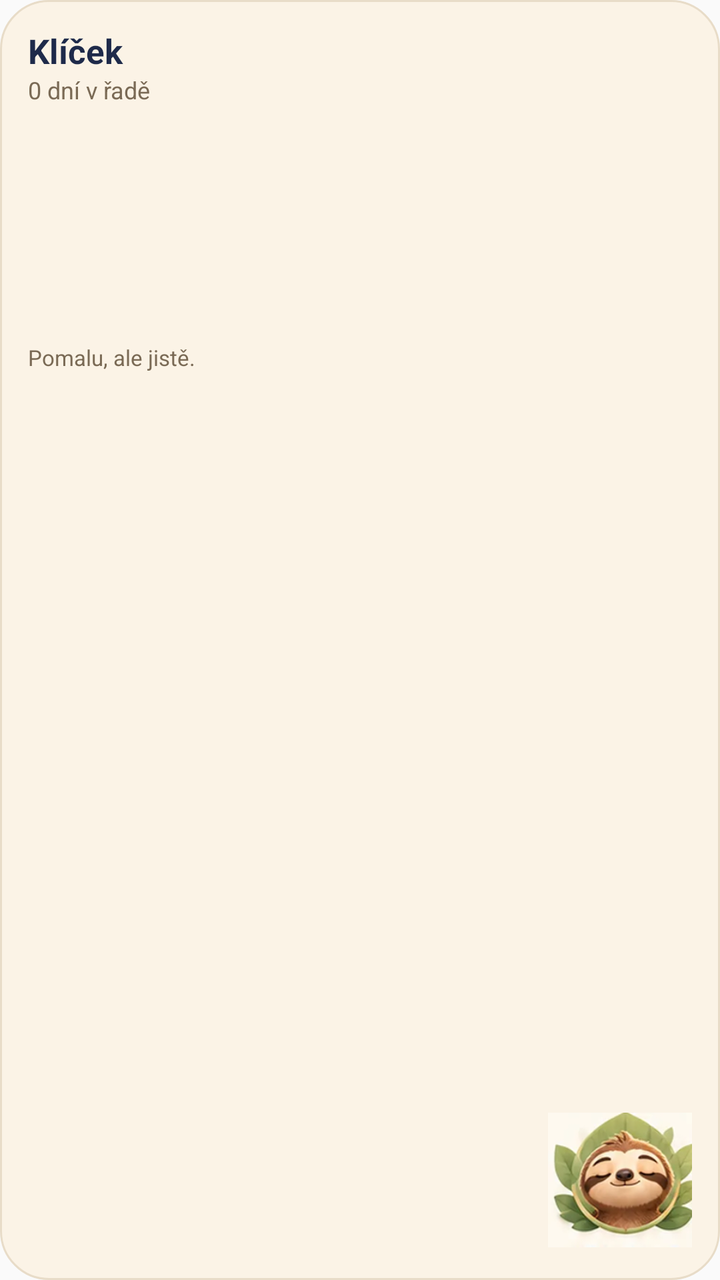
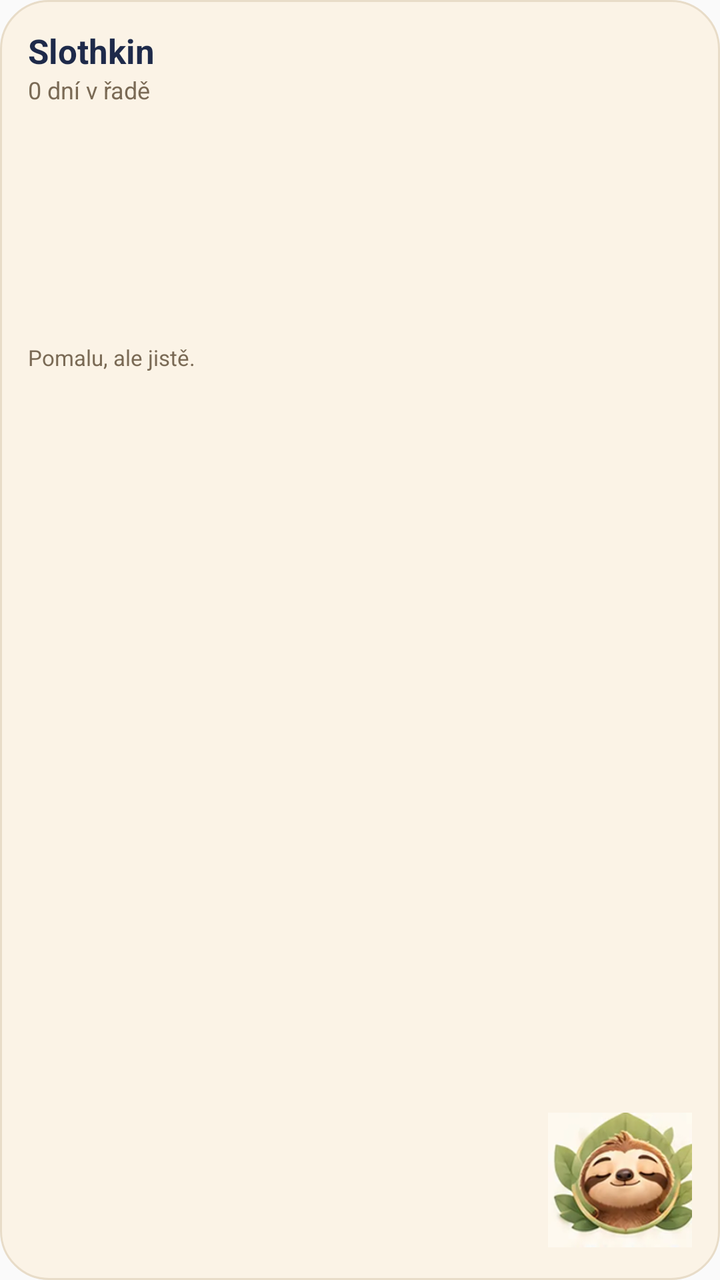

Two renders of the same Android screen: before a commit and after it. Below are the layout's source before the change and the commit's diff.
<!-- AndroidManifest.xml: application theme AppTheme -->
<!-- res/layout/widget_klicek.xml -->
<?xml version="1.0" encoding="utf-8"?>
<LinearLayout xmlns:android="http://schemas.android.com/apk/res/android"
    android:id="@+id/w_root"
    android:layout_width="match_parent"
    android:layout_height="match_parent"
    android:background="@drawable/widget_bg"
    android:orientation="horizontal"
    android:padding="14dp">
    <LinearLayout
        android:layout_width="0dp"
        android:layout_height="match_parent"
        android:layout_weight="1"
        android:orientation="vertical">
        <LinearLayout android:layout_width="match_parent" android:layout_height="wrap_content" android:orientation="horizontal" android:gravity="center_vertical">
            <TextView android:id="@+id/w_title" android:layout_width="0dp" android:layout_weight="1" android:layout_height="wrap_content"
                android:text="Klíček" android:textColor="#1E2A4A" android:textSize="17sp" android:textStyle="bold"/>
            <TextView android:id="@+id/w_progress" android:layout_width="wrap_content" android:layout_height="wrap_content"
                android:text="" android:textColor="#EFA23A" android:textSize="15sp" android:textStyle="bold"/>
        </LinearLayout>
        <TextView android:id="@+id/w_streak" android:layout_width="wrap_content" android:layout_height="wrap_content"
            android:text="0 dní v řadě" android:textColor="#7A6A55" android:textSize="12sp" android:layout_marginBottom="6dp"/>
        <TextView android:id="@+id/w_t1" style="@style/WidgetTask"/>
        <TextView android:id="@+id/w_t2" style="@style/WidgetTask"/>
        <TextView android:id="@+id/w_t3" style="@style/WidgetTask"/>
        <TextView android:id="@+id/w_t4" style="@style/WidgetTask"/>
        <TextView android:id="@+id/w_t5" style="@style/WidgetTask"/>
        <TextView android:id="@+id/w_lead" android:layout_width="match_parent" android:layout_height="wrap_content"
            android:text="Pomalu, ale jistě." android:textColor="#7A6A55" android:textSize="11sp" android:layout_marginTop="4dp" android:maxLines="2" android:ellipsize="end"/>
    </LinearLayout>
    <ImageView android:id="@+id/w_sloth" android:layout_width="72dp" android:layout_height="72dp" android:layout_gravity="bottom"
        android:layout_marginStart="8dp" android:src="@drawable/widget_sloth" android:scaleType="fitCenter" android:contentDescription="Klíček"/>
</LinearLayout>
<!-- resources referenced by this layout -->
<resources>
  <!-- drawable widget_bg (drawable) -->
  <?xml version="1.0" encoding="utf-8"?>
  <shape xmlns:android="http://schemas.android.com/apk/res/android" android:shape="rectangle">
      <solid android:color="#FBF3E6"/>
      <corners android:radius="24dp"/>
      <stroke android:width="1dp" android:color="#E8DCC8"/>
  </shape>
  <!-- drawable widget_sloth: png bitmap (drawable-xxhdpi, 55868 bytes) -->
  <style name="WidgetTask">
          <item name="android:layout_width">match_parent</item>
          <item name="android:layout_height">wrap_content</item>
          <item name="android:textColor">#1E2A4A</item>
          <item name="android:textSize">13sp</item>
          <item name="android:maxLines">1</item>
          <item name="android:ellipsize">end</item>
          <item name="android:paddingTop">2dp</item>
          <item name="android:paddingBottom">2dp</item>
      </style>
  <style name="AppTheme" parent="Theme.AppCompat.Light.DarkActionBar">
          
          <item name="colorPrimary">@color/colorPrimary</item>
          <item name="colorPrimaryDark">@color/colorPrimaryDark</item>
          <item name="colorAccent">@color/colorAccent</item>
      </style>
</resources>

<!-- the commit's change to res/layout/widget_klicek.xml (unified diff, before → after) -->
@@ -13,7 +13,7 @@
         android:orientation="vertical">
         <LinearLayout android:layout_width="match_parent" android:layout_height="wrap_content" android:orientation="horizontal" android:gravity="center_vertical">
             <TextView android:id="@+id/w_title" android:layout_width="0dp" android:layout_weight="1" android:layout_height="wrap_content"
-                android:text="Klíček" android:textColor="#1E2A4A" android:textSize="17sp" android:textStyle="bold"/>
+                android:text="Slothkin" android:textColor="#1E2A4A" android:textSize="17sp" android:textStyle="bold"/>
             <TextView android:id="@+id/w_progress" android:layout_width="wrap_content" android:layout_height="wrap_content"
                 android:text="" android:textColor="#EFA23A" android:textSize="15sp" android:textStyle="bold"/>
         </LinearLayout>
@@ -28,5 +28,5 @@
             android:text="Pomalu, ale jistě." android:textColor="#7A6A55" android:textSize="11sp" android:layout_marginTop="4dp" android:maxLines="2" android:ellipsize="end"/>
     </LinearLayout>
     <ImageView android:id="@+id/w_sloth" android:layout_width="72dp" android:layout_height="72dp" android:layout_gravity="bottom"
-        android:layout_marginStart="8dp" android:src="@drawable/widget_sloth" android:scaleType="fitCenter" android:contentDescription="Klíček"/>
+        android:layout_marginStart="8dp" android:src="@drawable/widget_sloth" android:scaleType="fitCenter" android:contentDescription="Slothkin"/>
 </LinearLayout>
